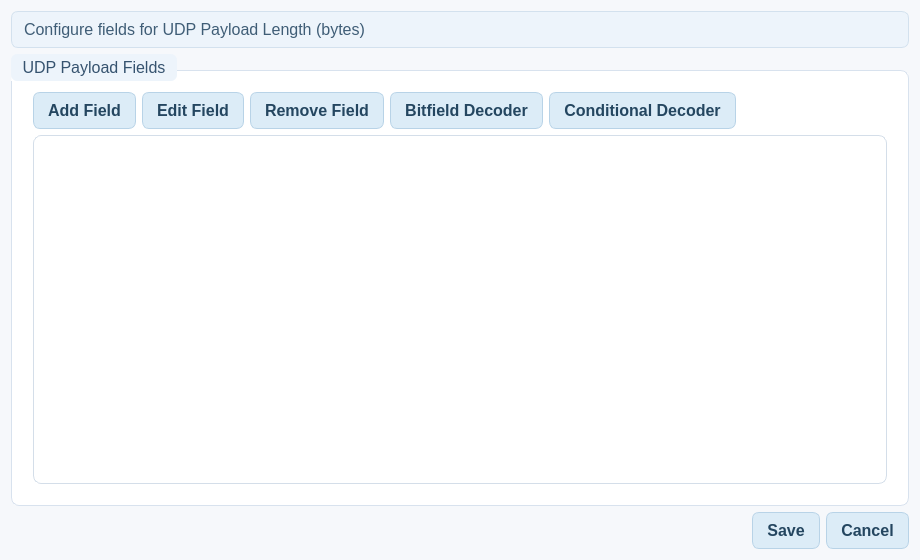
The window that forms/FieldConfigurationDialog.ui (rohityaduvxnshi/pcapfile) describes before a commit, drawn with Qt 5.
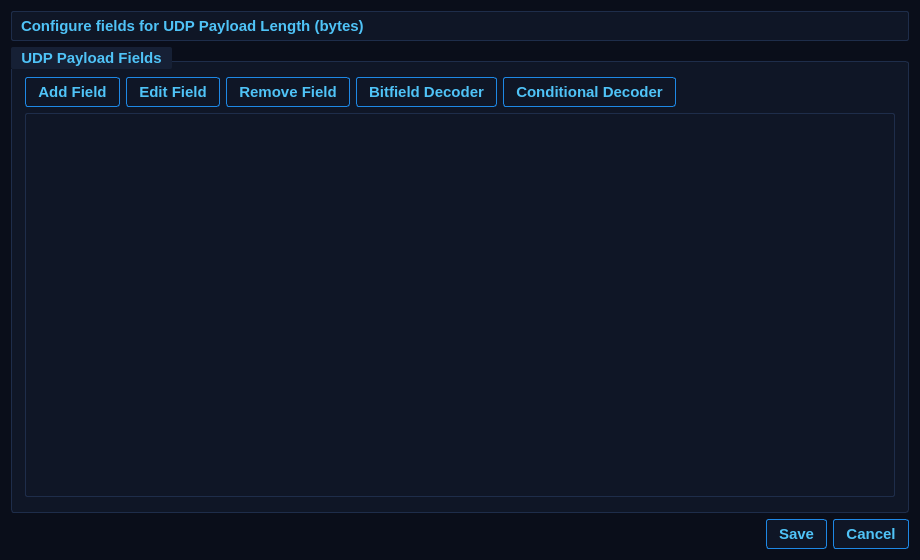
The same window after the commit.

What changed in the file:
```diff
--- a/forms/FieldConfigurationDialog.ui
+++ b/forms/FieldConfigurationDialog.ui
@@ -4,7 +4,7 @@
  <widget class="QDialog" name="FieldConfigurationDialog">
   <property name="geometry"><rect><x>0</x><y>0</y><width>920</width><height>560</height></rect></property>
   <property name="windowTitle"><string>Field Configuration</string></property>
-  <property name="styleSheet"><string>QWidget{font-family:&quot;Segoe UI&quot;,&quot;Noto Sans&quot;,Arial;font-size:12pt;color:#24313f;background-color:#f6f8fb;}QDialog{background-color:#f6f8fb;}QGroupBox{background-color:#ffffff;border:1px solid #d8e2ee;border-radius:8px;margin-top:16px;padding:12px;}QGroupBox::title{subcontrol-origin:margin;subcontrol-position:top left;padding:4px 9px;color:#36536f;background-color:#edf4fb;border-radius:6px;font-weight:600;}QLineEdit,QSpinBox,QComboBox{background-color:#ffffff;border:1px solid #cbd8e6;border-radius:6px;padding:7px 9px;selection-background-color:#b9d7f0;}QPushButton{background-color:#dcecf7;border:1px solid #b8d3e7;border-radius:7px;padding:8px 14px;color:#244660;font-weight:600;}QPushButton:hover{background-color:#cfe4f3;}QTableWidget{background-color:#ffffff;alternate-background-color:#f3f8fc;gridline-color:#d7e2ed;border:1px solid #d4dee9;border-radius:8px;selection-background-color:#c8def0;selection-color:#162536;}QHeaderView::section{background-color:#e6f0f8;color:#263f56;border:0px;border-right:1px solid #cddae7;border-bottom:1px solid #cddae7;padding:6px;font-weight:600;}QLabel#lblInfo{color:#3f5d76;background-color:#edf4fb;border:1px solid #d3e1ee;border-radius:7px;padding:8px;}</string></property>
+  <property name="styleSheet"><string>QWidget{font-family:&quot;Bahnschrift&quot;,&quot;Arial Narrow&quot;,Arial;font-size:11pt;font-weight:600;color:#ccd6f6;background-color:#0a0e1a;}QDialog{background-color:#0a0e1a;}QGroupBox{background-color:#0f1626;border:1px solid #1e2d4a;border-radius:3px;margin-top:14px;padding:6px 4px;}QGroupBox::title{subcontrol-origin:margin;subcontrol-position:top left;padding:2px 8px;color:#4fc3f7;background-color:#162035;border-radius:2px;font-weight:700;}QLineEdit,QSpinBox,QComboBox{background-color:#0f1626;border:1px solid #1e2d4a;border-radius:3px;padding:5px 7px;color:#ccd6f6;selection-background-color:#1c3a6e;}QLineEdit:focus,QSpinBox:focus,QComboBox:focus{border:1px solid #1e88e5;}QPushButton{background-color:#0f1626;border:1px solid #1e88e5;border-radius:3px;padding:5px 12px;color:#4fc3f7;font-weight:700;}QPushButton:hover{background-color:#1c3a6e;color:#ffffff;}QPushButton:pressed{background-color:#1565c0;}QTableWidget{background-color:#0f1626;alternate-background-color:#0c1220;gridline-color:#1a2540;border:1px solid #1e2d4a;border-radius:2px;selection-background-color:#1c3a6e;selection-color:#e8f0fe;}QHeaderView::section{background-color:#162035;color:#607d8b;border:0px;border-right:1px solid #1e2d4a;border-bottom:1px solid #1e2d4a;padding:4px 6px;font-weight:700;font-size:9pt;}QScrollBar:vertical{background:#0a0e1a;width:6px;border-radius:3px;}QScrollBar::handle:vertical{background:#1e2d4a;border-radius:3px;}QScrollBar::handle:vertical:hover{background:#1e88e5;}QScrollBar::add-line,QScrollBar::sub-line{width:0;height:0;}QLabel#lblInfo{color:#4fc3f7;background-color:#0f1626;border:1px solid #1e2d4a;border-radius:2px;padding:5px;}</string></property>
   <layout class="QVBoxLayout" name="mainLayout">
    <item><widget class="QLabel" name="lblInfo"><property name="text"><string>Configure fields for UDP Payload Length (bytes)</string></property><property name="wordWrap"><bool>true</bool></property></widget></item>
    <item>
```
